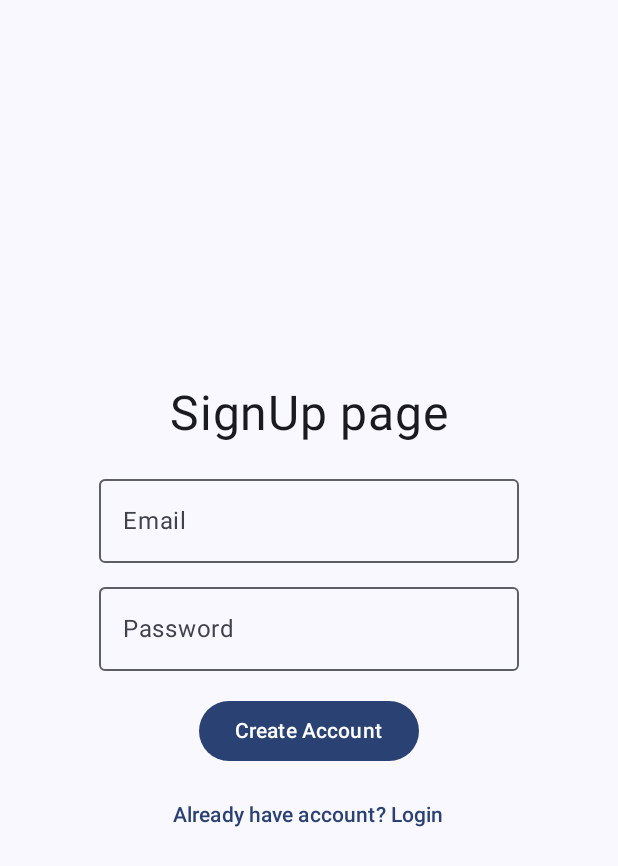
After one commit to Sumant-Kushwaha/Notey, an Android app built with Jetpack Compose: the composable SignUpPage shown on its own in the app's theme, on a phone screen of 412 x 824 dp. The commit adds this screen. Shown: the top 866 px of the screen. Run offline under Robolectric (Android 15) with nearby library versions, the phone set to English and light mode, and no system bars; our stand-ins replace Firebase (no records; nobody signed in at launch, a user with empty details on screens opened directly), livedata-compose; 1 statement that could not run was skipped.

Commit message:
Authentication added

```diff
--- /dev/null
+++ b/app/src/main/java/com/amigo/notey/authentication/pages/SignUpPage.kt
@@ -0,0 +1,101 @@
+package com.amigo.notey.authentication.pages
+
+import android.widget.Toast
+import androidx.compose.foundation.layout.Arrangement
+import androidx.compose.foundation.layout.Column
+import androidx.compose.foundation.layout.Spacer
+import androidx.compose.foundation.layout.fillMaxSize
+import androidx.compose.foundation.layout.height
+import androidx.compose.material3.Button
+import androidx.compose.material3.OutlinedTextField
+import androidx.compose.material3.Text
+import androidx.compose.material3.TextButton
+import androidx.compose.runtime.Composable
+import androidx.compose.runtime.LaunchedEffect
+import androidx.compose.runtime.getValue
+import androidx.compose.runtime.livedata.observeAsState
+import androidx.compose.runtime.mutableStateOf
+import androidx.compose.runtime.remember
+import androidx.compose.runtime.setValue
+import androidx.compose.ui.Alignment
+import androidx.compose.ui.Modifier
+import androidx.compose.ui.platform.LocalContext
+import androidx.compose.ui.unit.dp
+import androidx.compose.ui.unit.sp
+import androidx.navigation.NavController
+import com.amigo.firebase.AuthState
+import com.amigo.firebase.AuthViewModel
+
+@Composable
+fun SignUpPage(modifier: Modifier, navController: NavController, authViewModel: AuthViewModel) {
+
+
+    var email by remember {
+        mutableStateOf("")
+    }
+    var password by remember {
+        mutableStateOf("")
+    }
+
+    val authState = authViewModel.authState.observeAsState()
+
+    val context = LocalContext.current
+
+    LaunchedEffect(authState.value) {
+        when (authState.value) {
+            is AuthState.Authenticated -> navController.navigate("home")
+            is AuthState.Error -> Toast.makeText(
+                context,
+                (authState.value as AuthState.Error).message,
+                Toast.LENGTH_SHORT
+            ).show()
+
+            else -> Unit
+        }
+    }
+
+    Column(
+        modifier = Modifier
+            .fillMaxSize(),
+        verticalArrangement = Arrangement.Center,
+        horizontalAlignment = Alignment.CenterHorizontally
+    ) {
+        Text("SignUp page", fontSize = 32.sp)
+
+        Spacer(Modifier.height(16.dp))
+
+        OutlinedTextField(
+            value = email,
+            onValueChange = {
+                email = it
+            },
+            label = { Text("Email") }
+        )
+
+        Spacer(Modifier.height(8.dp))
+
+        OutlinedTextField(
+            value = password,
+            onValueChange = {
+                password = it
+            },
+            label = { Text("Password") }
+        )
+        Spacer(Modifier.height(16.dp))
+
+        Button(
+            {
+                authViewModel.signup(email, password)
+            },
+            enabled = authState.value != AuthState.Loading
+        ) {
+            Text("Create Account")
+        }
+        Spacer(Modifier.height(8.dp))
+
+        TextButton({ navController.navigate("login") }) {
+            Text("Already have account? Login")
+        }
+
+    }
+}
--- a/build.gradle.kts
+++ b/build.gradle.kts
@@ -4,4 +4,5 @@ plugins {
     alias(libs.plugins.kotlin.android) apply false
     alias(libs.plugins.kotlin.compose) apply false
     id("com.google.devtools.ksp") version "2.0.21-1.0.27" apply false
+    alias(libs.plugins.google.gms.google.services) apply false
 }
--- a/gradle/libs.versions.toml
+++ b/gradle/libs.versions.toml
@@ -8,6 +8,9 @@ espressoCore = "3.6.1"
 lifecycleRuntimeKtx = "2.9.0"
 activityCompose = "1.10.1"
 composeBom = "2024.09.00"
+firebaseAuthKtx = "23.2.1"
+googleGmsGoogleServices = "4.4.2"
+firebaseAuth = "23.2.1"
 
 [libraries]
 androidx-runtime-livedata = "androidx.compose.runtime:runtime-livedata:1.8.1"
@@ -25,8 +28,11 @@ androidx-ui-tooling-preview = { group = "androidx.compose.ui", name = "ui-toolin
 androidx-ui-test-manifest = { group = "androidx.compose.ui", name = "ui-test-manifest" }
 androidx-ui-test-junit4 = { group = "androidx.compose.ui", name = "ui-test-junit4" }
 androidx-material3 = { group = "androidx.compose.material3", name = "material3" }
+firebase-auth-ktx = { group = "com.google.firebase", name = "firebase-auth-ktx", version.ref = "firebaseAuthKtx" }
+firebase-auth = { group = "com.google.firebase", name = "firebase-auth", version.ref = "firebaseAuth" }
 
 [plugins]
 android-application = { id = "com.android.application", version.ref = "agp" }
 kotlin-android = { id = "org.jetbrains.kotlin.android", version.ref = "kotlin" }
 kotlin-compose = { id = "org.jetbrains.kotlin.plugin.compose", version.ref = "kotlin" }
+google-gms-google-services = { id = "com.google.gms.google-services", version.ref = "googleGmsGoogleServices" }
```
Also changed, not shown: app/build.gradle.kts (+11 -0 lines), app/src/main/java/com/amigo/notey/MainActivity.kt (+13 -4 lines), app/src/main/java/com/amigo/notey/authentication/AuthViewModel.kt (added, +75 -0 lines), app/src/main/java/com/amigo/notey/authentication/MyAppNavigation.kt (added, +30 -0 lines), app/src/main/java/com/amigo/notey/authentication/pages/LoginPage.kt (added, +100 -0 lines), app/src/main/java/com/amigo/notey/screens/DisplayNoteLIst.kt (+24 -0 lines), app/src/main/java/com/amigo/notey/screens/MainScreen.kt (+25 -4 lines), app/src/main/java/com/amigo/notey/ui/LogoutFab.kt (added, +20 -0 lines), 2 other files.
